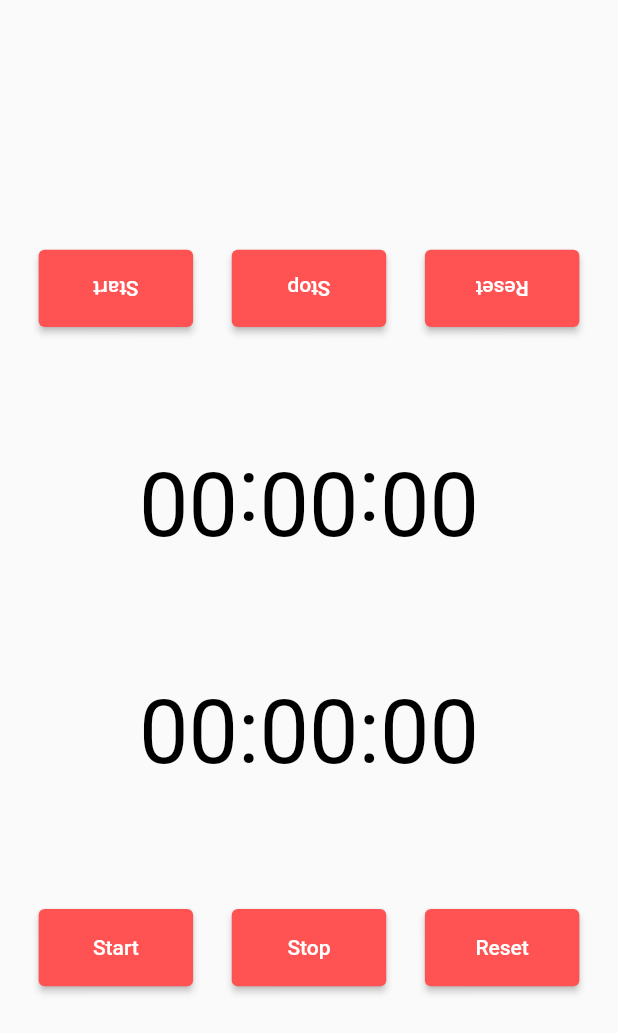
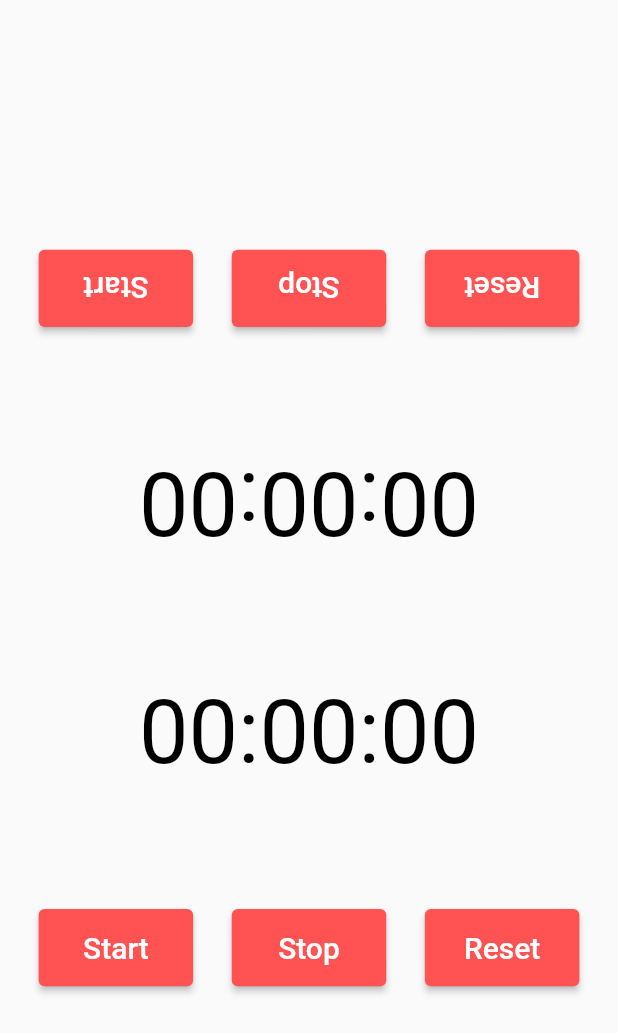
Before and after one commit to iseruuuuu/timer_battle_app, a Flutter app: the screen it shows after launch, on a phone screen of 412 x 824 dp. Shown: the top 1033 px of the screen. Run offline on Flutter 3.47's test engine with Material 2 defaults, Android fonts, the phone set to English and light mode, and no system bars.

Commit message:
fix: change Button text size

```diff
--- a/lib/timer_battle/timer_battle_screen.dart
+++ b/lib/timer_battle/timer_battle_screen.dart
@@ -25,7 +25,13 @@ class TimerBattleScreen extends StatelessWidget {
                     onPressed: () {},
                     child: const RotationTransition(
                       turns:  AlwaysStoppedAnimation(180 / 360),
-                      child: Text('Start'),
+                      child: Text(
+                        'Start',
+                        style: TextStyle(
+                          color: Colors.white,
+                          fontSize: 20,
+                        ),
+                      ),
                     ),
                   ),
                 ),
@@ -39,7 +45,13 @@ class TimerBattleScreen extends StatelessWidget {
                     onPressed: () {},
                     child: const RotationTransition(
                       turns: AlwaysStoppedAnimation(180 / 360),
-                      child: Text('Stop'),
+                      child: Text(
+                        'Stop',
+                        style: TextStyle(
+                          color: Colors.white,
+                          fontSize: 20,
+                        ),
+                      ),
                     ),
                   ),
                 ),
@@ -53,7 +65,13 @@ class TimerBattleScreen extends StatelessWidget {
                     onPressed: () {},
                     child: const RotationTransition(
                       turns: AlwaysStoppedAnimation(180 / 360),
-                      child: Text('Reset'),
+                      child: Text(
+                        'Reset',
+                        style: TextStyle(
+                          color: Colors.white,
+                          fontSize: 20,
+                        ),
+                      ),
                     ),
                   ),
                 ),
@@ -87,7 +105,13 @@ class TimerBattleScreen extends StatelessWidget {
                       primary: Colors.redAccent,
                     ),
                     onPressed: () {},
-                    child: const Text('Start'),
+                    child: const Text(
+                      'Start',
+                      style: TextStyle(
+                        color: Colors.white,
+                        fontSize: 20,
+                      ),
+                    ),
                   ),
                 ),
                 SizedBox(
@@ -98,7 +122,13 @@ class TimerBattleScreen extends StatelessWidget {
                       primary: Colors.redAccent,
                     ),
                     onPressed: () {},
-                    child:  const Text('Stop'),
+                    child:  const Text(
+                      'Stop',
+                      style: TextStyle(
+                        color: Colors.white,
+                        fontSize: 20,
+                      ),
+                    ),
                   ),
                 ),
                 SizedBox(
@@ -109,7 +139,13 @@ class TimerBattleScreen extends StatelessWidget {
                       primary: Colors.redAccent,
                     ),
                     onPressed: () {},
-                    child: const Text('Reset'),
+                    child: const Text(
+                      'Reset',
+                      style: TextStyle(
+                        color: Colors.white,
+                        fontSize: 20,
+                      ),
+                    ),
                   ),
                 ),
               ],
```
